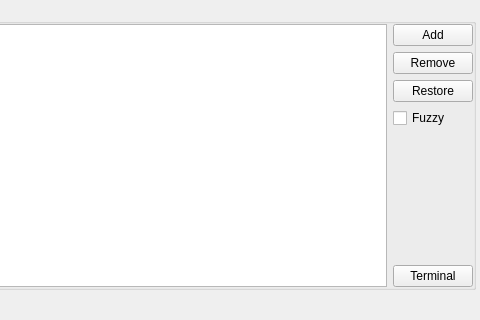
albertlauncher/albert, file src/plugins/applications/configwidget.ui: the form before one commit; both pictures show x 320 to 800 and y 0 to 320 of the 800 by 600 pixel window.
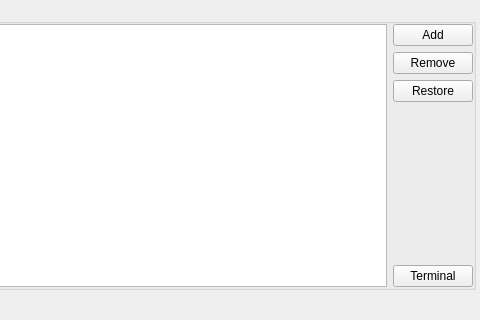
The form after the commit.

What changed in the file:
```diff
--- a/src/plugins/applications/configwidget.ui
+++ b/src/plugins/applications/configwidget.ui
@@ -71,13 +71,6 @@
           </property>
          </widget>
         </item>
-        <item>
-         <widget class="QCheckBox" name="checkBox_fuzzy">
-          <property name="text">
-           <string>Fuzzy</string>
-          </property>
-         </widget>
-        </item>
         <item>
          <spacer name="verticalSpacer_3">
           <property name="orientation">
```
